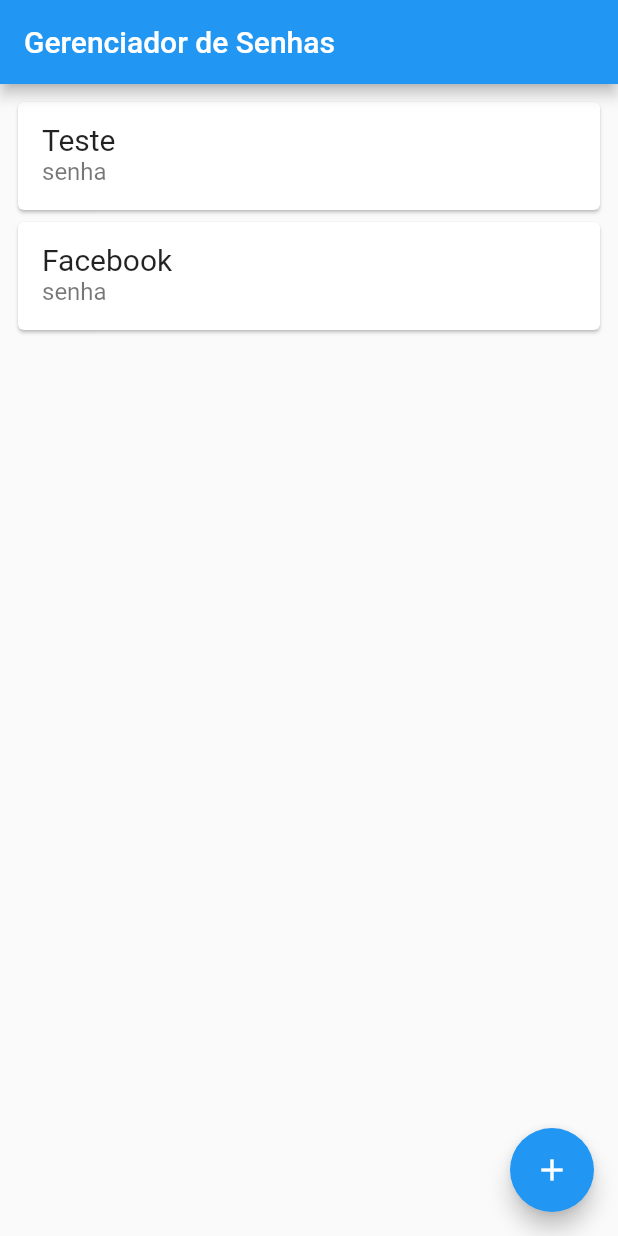
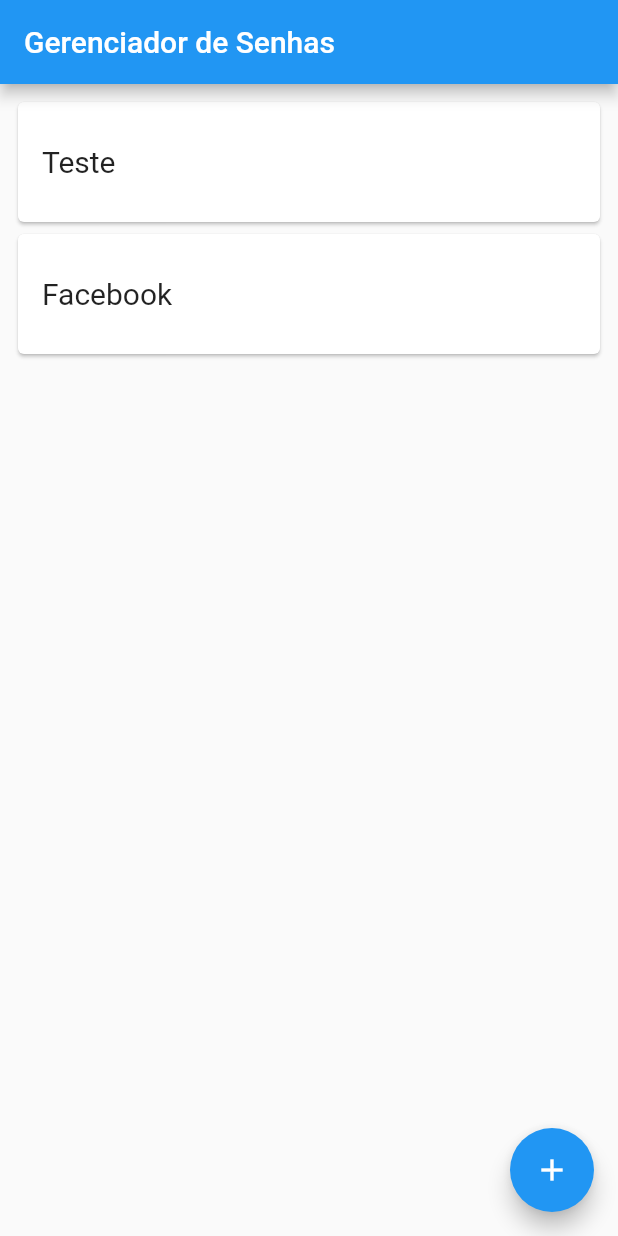
Before and after one commit to oliveira88/pass_manager_flutter, a Flutter app: the screen it shows after launch, on a phone screen of 412 x 824 dp. Run offline on Flutter 3.47's test engine with Material 2 defaults, Android fonts, the phone set to English and light mode, and no system bars.

Commit message:
Remoção do subtitle no card de senhas

```diff
--- a/lib/screens/home_page.dart
+++ b/lib/screens/home_page.dart
@@ -17,11 +17,9 @@ class HomePage extends StatelessWidget {
           children: const [
             CardManager(
               title: 'Teste',
-              subtitle: 'senha',
             ),
             CardManager(
               title: 'Facebook',
-              subtitle: 'senha',
             )
           ],
         ),
@@ -30,7 +28,9 @@ class HomePage extends StatelessWidget {
         child: Icon(Icons.add),
         onPressed: () {
           Navigator.push(
-              context, MaterialPageRoute(builder: (context) => AddPassword()));
+            context,
+            MaterialPageRoute(builder: (context) => AddPassword()),
+          );
         },
       ),
     );
--- a/lib/widgets/card_manager.dart
+++ b/lib/widgets/card_manager.dart
@@ -1,23 +1,28 @@
+import 'package:flutter/cupertino.dart';
 import 'package:flutter/material.dart';
 
 class CardManager extends StatelessWidget {
-  const CardManager({Key? key, required this.title, required this.subtitle})
-      : super(key: key);
+  const CardManager({Key? key, required this.title}) : super(key: key);
   final String title;
-  final String subtitle;
   @override
   Widget build(BuildContext context) {
     return Card(
       child: InkWell(
         onTap: () {},
-        child: ListTile(
-          title: Text(
-            title,
-            style: TextStyle(fontSize: 20.0),
-          ),
-          subtitle: Text(
-            subtitle,
-            style: TextStyle(fontSize: 16.0),
+        splashColor: Colors.blue.withAlpha(30),
+        child: SizedBox(
+          height: 80.0,
+          child: Center(
+            child: Padding(
+              padding: const EdgeInsets.all(16.0),
+              child: Container(
+                alignment: Alignment.centerLeft,
+                child: Text(
+                  title,
+                  style: TextStyle(fontSize: 20.0),
+                ),
+              ),
+            ),
           ),
         ),
       ),
```
